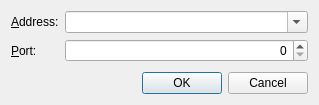
First picture: the form in src/udp/udpreceiverconfigdialog.ui, repository thjomnx/telamon, before the edit.
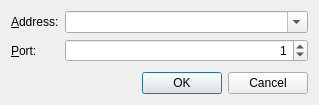
Second picture: the form after the edit.

What changed in the file:
```diff
--- a/src/udp/udpreceiverconfigdialog.ui
+++ b/src/udp/udpreceiverconfigdialog.ui
@@ -69,6 +69,9 @@
        <property name="maximum">
         <number>65535</number>
        </property>
+       <property name="value">
+        <number>1</number>
+       </property>
       </widget>
      </item>
     </layout>
```
